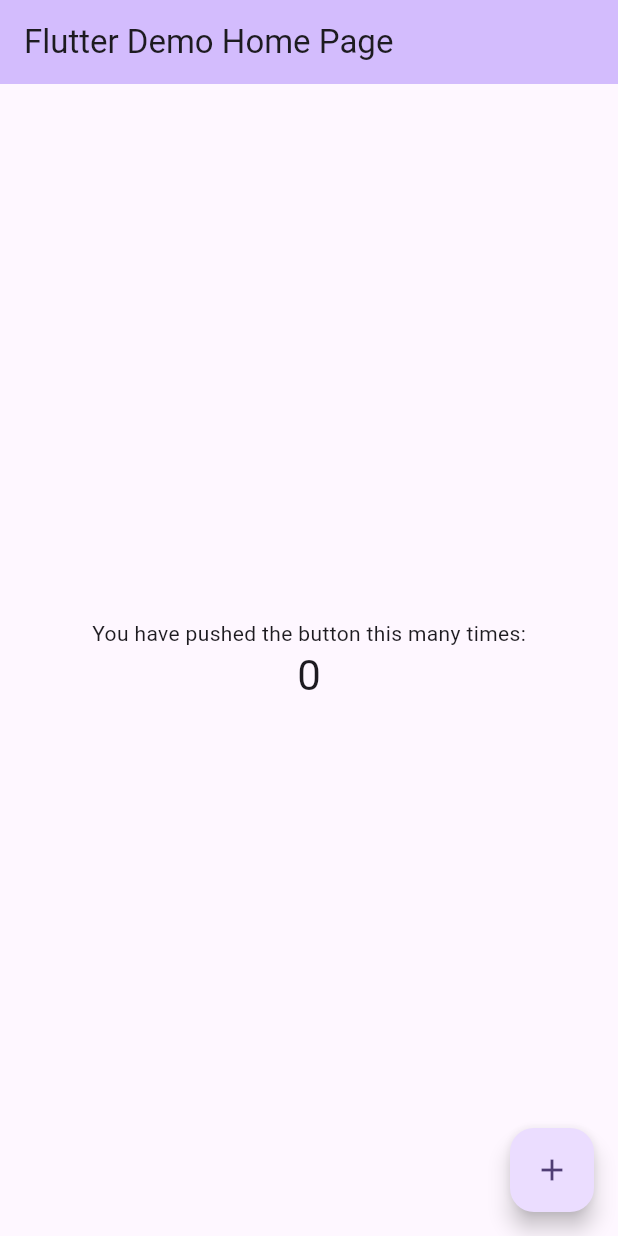
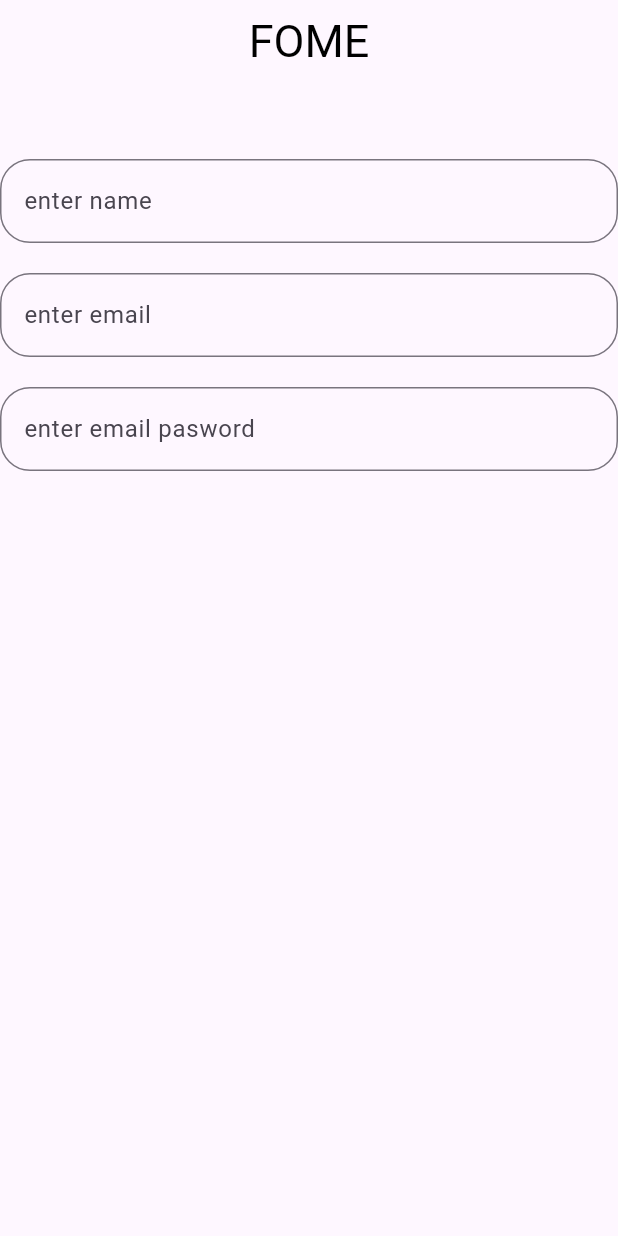
Before and after one commit to heenacoder14/contaner, a Flutter app: the screen it shows after launch, on a phone screen of 412 x 824 dp. Run offline on Flutter 3.47's test engine with Material 3 defaults, Android fonts, the light colour scheme and no system bars.

Commit message:
change code

```diff
--- a/contaner/lib/main.dart
+++ b/contaner/lib/main.dart
@@ -1,5 +1,4 @@
    import 'package:flutter/material.dart';
-
          void main() {
    runApp(const MyApp());
 }
@@ -7,119 +6,62 @@ void main() {
      class MyApp extends StatelessWidget {
       const MyApp({super.key});
 
-  // This widget is the root of your application.
     @override
     Widget build(BuildContext context) {
       return MaterialApp(
-      title: 'Flutter Demo',
-      theme: ThemeData(
-        // This is the theme of your application.
-        //
-        // TRY THIS: Try running your application with "flutter run". You'll see
-        // the application has a blue toolbar. Then, without quitting the app,
-        // try changing the seedColor in the colorScheme below to Colors.green
-        // and then invoke "hot reload" (save your changes or press the "hot
-        // reload" button in a Flutter-supported IDE, or press "r" if you used
-        // the command line to start the app).
-        //
-        // Notice that the counter didn't reset back to zero; the application
-        // state is not lost during the reload. To reset the state, use hot
-        // restart instead.
-        //
-        // This works for code too, not just values: Most code changes can be
-        // tested with just a hot reload.
-        colorScheme: ColorScheme.fromSeed(seedColor: Colors.deepPurple),
-        useMaterial3: true,
+        debugShowCheckedModeBanner: false,
+        home: HomePage(
+
         ),
-      home: const MyHomePage(title: 'Flutter Demo Home Page'),
       );
     }
   }
 
-class MyHomePage extends StatefulWidget {
-  const MyHomePage({super.key, required this.title});
-
-  // This widget is the home page of your application. It is stateful, meaning
-  // that it has a State object (defined below) that contains fields that affect
-  // how it looks.
-
-  // This class is the configuration for the state. It holds the values (in this
-  // case the title) provided by the parent (in this case the App widget) and
-  // used by the build method of the State. Fields in a Widget subclass are
-  // always marked "final".
-
-  final String title;
-
+  class HomePage extends StatefulWidget {
+    const HomePage({super.key});
     @override
-  State<MyHomePage> createState() => _MyHomePageState();
+    State<HomePage> createState() => _HomePageState();
   }
 
-class _MyHomePageState extends State<MyHomePage> {
-  int _counter = 0;
-
-  void _incrementCounter() {
-    setState(() {
-      // This call to setState tells the Flutter framework that something has
-      // changed in this State, which causes it to rerun the build method below
-      // so that the display can reflect the updated values. If we changed
-      // _counter without calling setState(), then the build method would not be
-      // called again, and so nothing would appear to happen.
-      _counter++;
-    });
-  }
-
+  class _HomePageState extends State<HomePage> {
     @override
     Widget build(BuildContext context) {
-    // This method is rerun every time setState is called, for instance as done
-    // by the _incrementCounter method above.
-    //
-    // The Flutter framework has been optimized to make rerunning build methods
-    // fast, so that you can just rebuild anything that needs updating rather
-    // than having to individually change instances of widgets.
       return Scaffold(
         appBar: AppBar(
-        // TRY THIS: Try changing the color here to a specific color (to
-        // Colors.amber, perhaps?) and trigger a hot reload to see the AppBar
-        // change color while the other colors stay the same.
-        backgroundColor: Theme.of(context).colorScheme.inversePrimary,
-        // Here we take the value from the MyHomePage object that was created by
-        // the App.build method, and use it to set our appbar title.
-        title: Text(widget.title),
+          title: Center(child: Text("FOME",style: TextStyle(fontSize: 30,color: Colors.black))),
         ),
-      body: Center(
-        // Center is a layout widget. It takes a single child and positions it
-        // in the middle of the parent.
-        child: Column(
-          // Column is also a layout widget. It takes a list of children and
-          // arranges them vertically. By default, it sizes itself to fit its
-          // children horizontally, and tries to be as tall as its parent.
-          //
-          // Column has various properties to control how it sizes itself and
-          // how it positions its children. Here we use mainAxisAlignment to
-          // center the children vertically; the main axis here is the vertical
-          // axis because Columns are vertical (the cross axis would be
-          // horizontal).
-          //
-          // TRY THIS: Invoke "debug painting" (choose the "Toggle Debug Paint"
-          // action in the IDE, or press "p" in the console), to see the
-          // wireframe for each widget.
-          mainAxisAlignment: MainAxisAlignment.center,
-          children: <Widget>[
-            const Text(
-              'You have pushed the button this many times:',
+
+        body:Column(
+          children: [
+            SizedBox(
+              height:50 ,
             ),
-            Text(
-              '$_counter',
-              style: Theme.of(context).textTheme.headlineMedium,
+            Container(
+
+              child: TextField(
+                decoration: InputDecoration(hintText: "enter name",border: OutlineInputBorder(borderRadius: BorderRadius.circular(20))),
+              ),
+            ),
+            SizedBox(
+              height: 20,
+            ),
+            Container(
+
+              child: TextField(
+                decoration: InputDecoration(hintText: "enter email",border: OutlineInputBorder(borderRadius: BorderRadius.circular(20))),
+              ),
+            ),
+            SizedBox(
+              height: 20,
+            ),
+            Container(
+
+              child: TextField(
+                decoration: InputDecoration(hintText: "enter email pasword",border: OutlineInputBorder(borderRadius: BorderRadius.circular(20))),
+              ),
             ),
           ],
         ),
-      ),
-      floatingActionButton: FloatingActionButton(
-        onPressed: _incrementCounter,
-        tooltip: 'Increment',
-        child: const Icon(Icons.add),
-      ), // This trailing comma makes auto-formatting nicer for build methods.
       );
 }
   }
```
Lines whose indentation alone changed are shown as unchanged.
